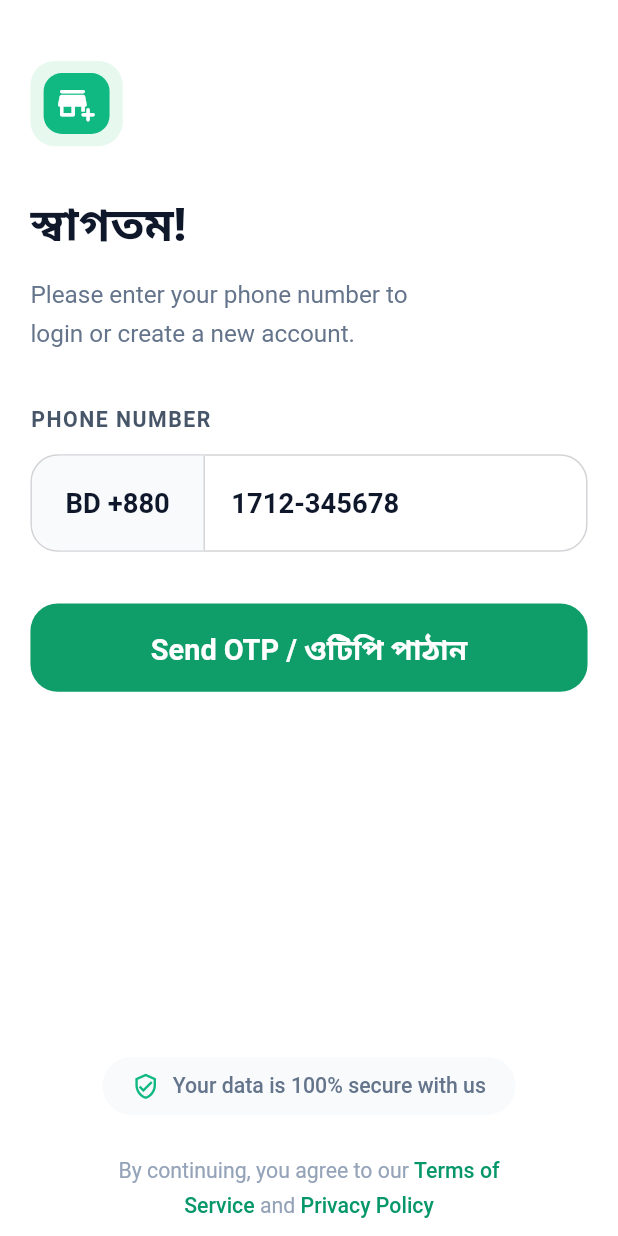
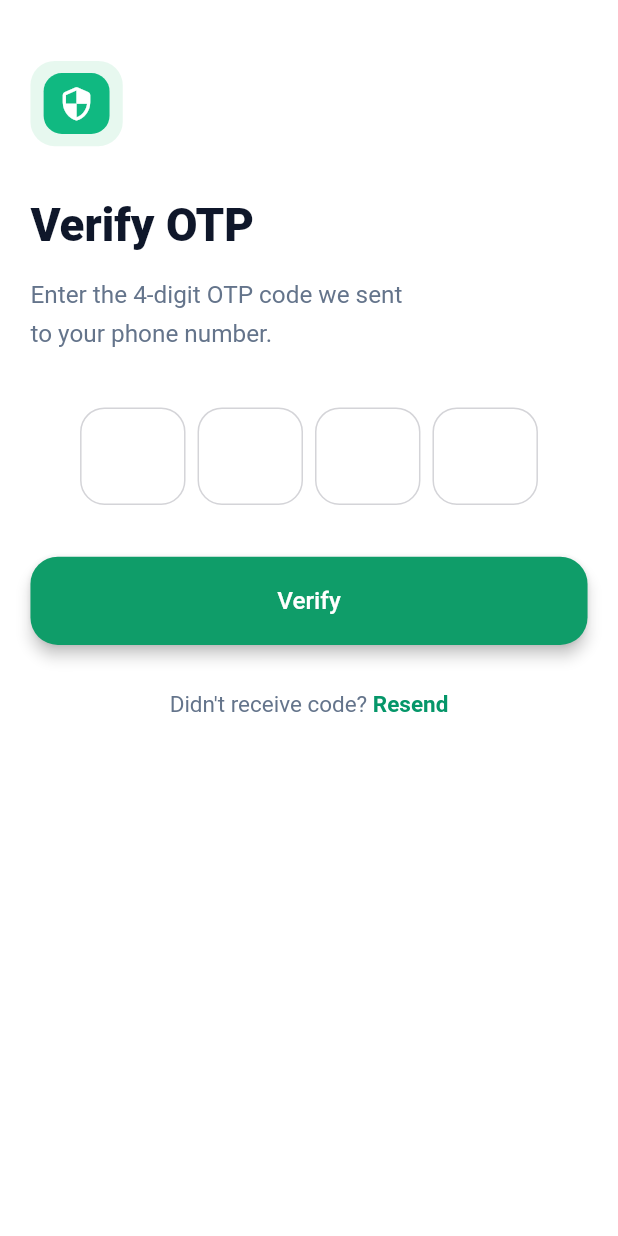
Before and after one commit to byteAnik/tally_khata, a Flutter app: the screen it shows after launch, on a phone screen of 412 x 824 dp. Run offline on Flutter 3.47's test engine with Material 3 defaults, Android fonts, the phone set to English and light mode, and no system bars; drawn by our look-alikes of auto_animated, pinput; our stand-ins replace connectivity_plus, device_info_plus, dio, flutter_screenutil, fluttertoast, get and 6 more; missing offline and left inert: country_city_kit, dotlottie_loader; Roboto replaces fonts that are missing (Urbanist).

Commit message:
i have complete otp verify screen ui

```diff
--- a/lib/common_wigdets/common_button.dart
+++ b/lib/common_wigdets/common_button.dart
@@ -3,7 +3,6 @@ import 'package:flutter_screenutil/flutter_screenutil.dart';
 import 'package:tally_khata/constants/app_colors.dart';
 import 'package:tally_khata/constants/text_font_style.dart';
 import 'package:tally_khata/helpers/ui_helpers.dart';
-
 
 class CommonButton extends StatelessWidget {
   final String text;
@@ -65,44 +64,38 @@ class CommonButton extends StatelessWidget {
         ],
 
         /// Custom icon (optional)
-    if (icon != null) ...[
-      icon!,
-      UIHelper.horizontalSpace(8.w),
-    ],
+        if (icon != null) ...[icon!, UIHelper.horizontalSpace(8.w)],
 
         /// TEXT
         textWidget,
 
         /// Suffix icon (right side if needed)
-    if (suffixIcon != null) ...[
-      UIHelper.horizontalSpace(8.w),
-      suffixIcon!,
-    ],
+        if (suffixIcon != null) ...[UIHelper.horizontalSpace(8.w), suffixIcon!],
       ],
     );
 
-
     return SizedBox(
       width: double.infinity,
-      height: height ?? 55.h,
-      child: isOutlined
-          ? OutlinedButton(
-              onPressed: onPressed,
-              style: OutlinedButton.styleFrom(
-                shape: RoundedRectangleBorder(
-                  borderRadius: BorderRadius.circular(borderRadius ?? 28.r),
-                ),
-                side: BorderSide(color: borderColor ?? AppColors.c4ECDC4),
-              ),
-              child: buttonContent,
-            )
-          : ElevatedButton(
+      height: height ?? 58.h,
+      child:
+          // ? OutlinedButton(
+          //     onPressed: onPressed,
+          //     style: OutlinedButton.styleFrom(
+          //       backgroundColor: AppColors.c0F9D69,
+          //       shape: RoundedRectangleBorder(
+          //         borderRadius: BorderRadius.circular(borderRadius ?? 18.r),
+          //       ),
+          //       side: BorderSide(color: borderColor ?? AppColors.c4ECDC4),
+          //     ),
+          //     child: buttonContent,
+          //   )
+          ElevatedButton(
             onPressed: onPressed,
             style: ElevatedButton.styleFrom(
-                backgroundColor: backgroundColor ?? AppColors.cFF5A2C,
+              backgroundColor: backgroundColor ?? AppColors.c0F9D69,
               elevation: 4,
               shape: RoundedRectangleBorder(
-                  borderRadius: BorderRadius.circular(borderRadius ?? 16.r),
+                borderRadius: BorderRadius.circular(borderRadius ?? 18.r),
               ),
             ),
             child: buttonContent,
--- a/lib/constants/app_colors.dart
+++ b/lib/constants/app_colors.dart
@@ -48,12 +48,9 @@ class AppColors {
   static const Color cFFF053 = Color(0xFFFFF053);
   static const Color cF3F3F3 = Color(0xFFF3F3F3);
   static const Color c2C2C2C = Color(0xFF2C2C2C);
-   static const Color cD0D0D0 = Color(0xFFD0D0D0);
-   static const Color c111111 = Color(0xFF111111);
-   static const Color c3F464C = Color(0xFF3F464C);
-
-
-
+  static const Color cD0D0D0 = Color(0xFFD0D0D0);
+  static const Color c111111 = Color(0xFF111111);
+  static const Color c3F464C = Color(0xFF3F464C);
 
   static const Color cC273E8 = Color(0xFFC273E8);
   static const Color cFFFFFF = Color(0xFFFFFFFF);
@@ -65,12 +62,11 @@ class AppColors {
   static const Color cF0EAF4 = Color(0xFFF0EAF4);
   static const Color cF1F1F1 = Color(0xFFF1F1F1);
   static const Color cD2BFDB = Color(0xFFD2BFDB);
-   static const Color c9A5B00 = Color(0xFF9A5B00);
+  static const Color c9A5B00 = Color(0xFF9A5B00);
   // static const Color cFDFBFF = Color(0xFF6D2F8C);
   // static const Color cE6E4E8 = Color(0xFFE6E4E8);
   // static const Color cB4B2B5 = Color(0xFFB4B2B5);
   // static const Color cFDFBFF = Color(0xFFFDFBFF);
-
 
   //old app color
   static const Color c000000 = Color(0xFF000000);
@@ -147,8 +143,7 @@ class AppColors {
   static const Color cFF5A2C = Color(0xffFF5A2C);
 
   static const Color cFF5722 = Color(0xffFF5722);
-
-
-
-
+  static const Color c0F9D69 = Color(0xff0F9D69);
+  static const Color c525866 = Color(0xff525866);
+  static const Color cD7D7D7 = Color(0xffD7D7D7);
 }
--- a/lib/constants/validator.dart
+++ b/lib/constants/validator.dart
@@ -128,13 +128,24 @@ String? passportNumberValidator(String? value) {
   return null;
 }
 
-/// Validates a 4-digit numeric PIN code.
+/// Validates a 5-digit numeric PIN code.
 String? validate5DigitPinCode(String? value) {
   if (value == null || value.isEmpty) {
     return 'Enter the 5-digit code';
   }
   if (!RegExp(r'^\d{5}$').hasMatch(value)) {
     return '5-digit code is invalid';
+  }
+  return null;
+}
+
+/// Validates a 4-digit numeric PIN code.
+String? validate4DigitPinCode(String? value) {
+  if (value == null || value.isEmpty) {
+    return 'Enter the 4-digit code';
+  }
+  if (!RegExp(r'^\d{4}$').hasMatch(value)) {
+    return '4-digit code is invalid';
   }
   return null;
 }
--- a/lib/features/login/login_screen.dart
+++ b/lib/features/login/login_screen.dart
@@ -1,6 +1,10 @@
 import 'package:flutter/material.dart';
 import 'package:flutter_screenutil/flutter_screenutil.dart';
+import 'package:get/get.dart';
+import 'package:get/state_manager.dart';
+import 'package:tally_khata/common_wigdets/common_button.dart';
 import 'package:tally_khata/constants/app_colors.dart';
+import 'package:tally_khata/features/otp_verify/presentation/otp_verify_screen.dart';
 import 'package:tally_khata/helpers/ui_helpers.dart';
 
 class LoginScreen extends StatelessWidget {
@@ -19,7 +23,7 @@ class LoginScreen extends StatelessWidget {
             child: Column(
               crossAxisAlignment: CrossAxisAlignment.start,
               children: [
-                SizedBox(height: 40.h),
+                UIHelper.verticalSpace(40.h),
 
                 // ── Logo ────────────────────────────────────────────────────
                 Container(
@@ -46,7 +50,7 @@ class LoginScreen extends StatelessWidget {
                   ),
                 ),
 
-                SizedBox(height: 34.h),
+                UIHelper.verticalSpace(34.h),
 
                 // ── Title ───────────────────────────────────────────────────
                 Text(
@@ -59,7 +63,7 @@ class LoginScreen extends StatelessWidget {
                   ),
                 ),
 
-                SizedBox(height: 12.h),
+                UIHelper.verticalSpace(12.h),
 
                 // ── Subtitle ────────────────────────────────────────────────
                 Text(
@@ -72,7 +76,7 @@ class LoginScreen extends StatelessWidget {
                   ),
                 ),
 
-                SizedBox(height: 38.h),
+                UIHelper.verticalSpace(38.h),
 
                 // ── Label ───────────────────────────────────────────────────
                 Text(
@@ -85,7 +89,7 @@ class LoginScreen extends StatelessWidget {
                   ),
                 ),
 
-                SizedBox(height: 14.h),
+                UIHelper.verticalSpace(14.h),
 
                 // ── Phone Field ─────────────────────────────────────────────
                 Container(
@@ -149,30 +153,14 @@ class LoginScreen extends StatelessWidget {
                   ),
                 ),
 
-                SizedBox(height: 34.h),
+                UIHelper.verticalSpace(34.h),
 
                 // ── Button ──────────────────────────────────────────────────
-                SizedBox(
-                  width: double.infinity,
-                  height: 58.h,
-                  child: ElevatedButton(
-                    onPressed: () {},
-                    style: ElevatedButton.styleFrom(
-                      elevation: 0,
-                      backgroundColor: const Color(0xFF0F9D69),
-                      shape: RoundedRectangleBorder(
-                        borderRadius: BorderRadius.circular(18.r),
-                      ),
-                    ),
-                    child: Text(
-                      'Send OTP / ওটিপি পাঠান',
-                      style: TextStyle(
-                        fontSize: 19.sp,
-                        fontWeight: FontWeight.w700,
-                        color: Colors.white,
-                      ),
-                    ),
-                  ),
+                CommonButton(
+                  text: 'Contiune',
+                  onPressed: () {
+                    Get.to(() => OtpVerifyScreen());
+                  },
                 ),
 
                 SizedBox(height: 240.h),
--- /dev/null
+++ b/lib/features/otp_verify/presentation/otp_verify_screen.dart
@@ -0,0 +1,159 @@
+import 'package:flutter/material.dart';
+import 'package:flutter_screenutil/flutter_screenutil.dart';
+import 'package:pinput/pinput.dart';
+import 'package:tally_khata/common_wigdets/common_button.dart';
+import 'package:tally_khata/constants/app_colors.dart';
+import 'package:tally_khata/constants/validator.dart';
+import 'package:tally_khata/helpers/ui_helpers.dart';
+
+class OtpVerifyScreen extends StatefulWidget {
+  const OtpVerifyScreen({super.key});
+
+  @override
+  State<OtpVerifyScreen> createState() => _OtpVerifyScreenState();
+}
+
+class _OtpVerifyScreenState extends State<OtpVerifyScreen> {
+  final TextEditingController _otpController = TextEditingController();
+
+  @override
+  Widget build(BuildContext context) {
+    final defaultPinTheme = PinTheme(
+      width: 64.w,
+      height: 64.h,
+      textStyle: TextStyle(
+        fontSize: 22.sp,
+        fontWeight: FontWeight.w600,
+        color: const Color(0xFF0F172A),
+      ),
+      decoration: BoxDecoration(
+        color: Colors.white,
+        borderRadius: BorderRadius.circular(16.r),
+        border: Border.all(color: const Color(0xFFD4D4D8)),
+      ),
+    );
+
+    return Scaffold(
+      backgroundColor: AppColors.cFFFFFF,
+      body: SafeArea(
+        child: Padding(
+          padding: EdgeInsets.symmetric(
+            horizontal: UIHelper.kDefaulutPadding(),
+          ),
+          child: SingleChildScrollView(
+            child: Column(
+              crossAxisAlignment: CrossAxisAlignment.start,
+              children: [
+                UIHelper.verticalSpace(40.h),
+
+                // ── Icon (Matches Login Screen) ─────────────────────────────
+                Container(
+                  height: 56.h,
+                  width: 56.w,
+                  decoration: BoxDecoration(
+                    color: const Color(0xFFE7F8EF),
+                    borderRadius: BorderRadius.circular(16.r),
+                  ),
+                  child: Center(
+                    child: Container(
+                      height: 40.h,
+                      width: 40.w,
+                      decoration: BoxDecoration(
+                        color: const Color(0xFF10B981),
+                        borderRadius: BorderRadius.circular(12.r),
+                      ),
+                      child: Icon(
+                        Icons.security_rounded,
+                        color: Colors.white,
+                        size: 24.sp,
+                      ),
+                    ),
+                  ),
+                ),
+
+                UIHelper.verticalSpace(34.h),
+
+                // ── Title (Matches Login Screen) ────────────────────────────
+                Text(
+                  "Verify OTP",
+                  style: TextStyle(
+                    fontSize: 30.sp,
+                    fontWeight: FontWeight.w800,
+                    color: const Color(0xFF0F172A),
+                    height: 1.2,
+                  ),
+                ),
+
+                UIHelper.verticalSpace(12.h),
+
+                // ── Subtitle (Matches Login Screen) ─────────────────────────
+                Text(
+                  'Enter the 4-digit OTP code we sent\nto your phone number.',
+                  style: TextStyle(
+                    fontSize: 16.sp,
+                    fontWeight: FontWeight.w400,
+                    color: const Color(0xFF64748B),
+                    height: 1.6,
+                  ),
+                ),
+
+                UIHelper.verticalSpace(38.h),
+
+                // ── OTP Field ───────────────────────────────────────────────
+                Center(
+                  child: Pinput(
+                    length: 4,
+                    controller: _otpController,
+                    validator: validate4DigitPinCode,
+                    defaultPinTheme: defaultPinTheme,
+                    focusedPinTheme: defaultPinTheme.copyWith(
+                      decoration: defaultPinTheme.decoration!.copyWith(
+                        border: Border.all(color: const Color(0xFF10B981), width: 2),
+                      ),
+                    ),
+                    submittedPinTheme: defaultPinTheme.copyWith(
+                      decoration: defaultPinTheme.decoration!.copyWith(
+                        color: const Color(0xFFF8FAFC),
+                        border: Border.all(color: const Color(0xFF10B981)),
+                      ),
+                    ),
+                  ),
+                ),
+
+                UIHelper.verticalSpace(34.h),
+
+                // ── Button ──────────────────────────────────────────────────
+                CommonButton(text: 'Verify', onPressed: () {}),
+
+                UIHelper.verticalSpace(30.h),
+
+                // ── Resend Text ─────────────────────────────────────────────
+                Center(
+                  child: RichText(
+                    text: const TextSpan(
+                      style: TextStyle(
+                        fontSize: 15, // .sp handled automatically if RichText isn't explicitly sizing, but let's just use normal fontSize or add .sp
+                        fontWeight: FontWeight.w400,
+                        color: Color(0xFF64748B),
+                      ),
+                      children: [
+                        TextSpan(text: "Didn't receive code? "),
+                        TextSpan(
+                          text: 'Resend',
+                          style: TextStyle(
+                            color: Color(0xFF059669),
+                            fontWeight: FontWeight.w600,
+                          ),
+                        ),
+                      ],
+                    ),
+                  ),
+                ),
+              ],
+            ),
+          ),
+        ),
+      ),
+    );
+  }
+}
--- a/lib/main.dart
+++ b/lib/main.dart
@@ -7,12 +7,14 @@ import 'package:provider/provider.dart';
 import 'package:tally_khata/constants/app_colors.dart';
 import 'package:tally_khata/constants/custome_theme.dart';
 import 'package:tally_khata/features/login/login_screen.dart';
+import 'package:tally_khata/features/login/signup/presentation/signup_screen.dart';
+import 'package:tally_khata/features/otp_verify/presentation/otp_verify_screen.dart';
 import 'package:tally_khata/helpers/di.dart';
 import 'package:tally_khata/helpers/helper_methods.dart';
 import 'package:tally_khata/helpers/navigation_service.dart';
 import 'package:tally_khata/helpers/register_provider.dart';
+import 'package:tally_khata/networks/dio/dio.dart';
 import 'package:tally_khata/splash_screen.dart';
-import 'package:tally_khata/networks/dio/dio.dart';
 
 void main() async {
   WidgetsFlutterBinding.ensureInitialized();
@@ -76,7 +78,7 @@ class UtillScreenMobile extends StatelessWidget {
             return MediaQuery(data: MediaQuery.of(context), child: widget!);
           },
           navigatorKey: NavigationService.navigatorKey,
-          home: LoginScreen(),
+          home: OtpVerifyScreen(),
         );
       },
     );
--- a/pubspec.yaml
+++ b/pubspec.yaml
@@ -98,6 +98,7 @@ dependencies:
   percent_indicator: ^4.2.5
   vibration: ^3.1.8
   audioplayers: ^6.6.0
+  country_city_kit: ^1.1.1
 
 dev_dependencies:
   flutter_test:
```
Also changed, not shown: lib/features/login/signup/presentation/signup_screen.dart (added, +88 -0 lines), pubspec.lock. Lines whose indentation alone changed are shown as unchanged.
